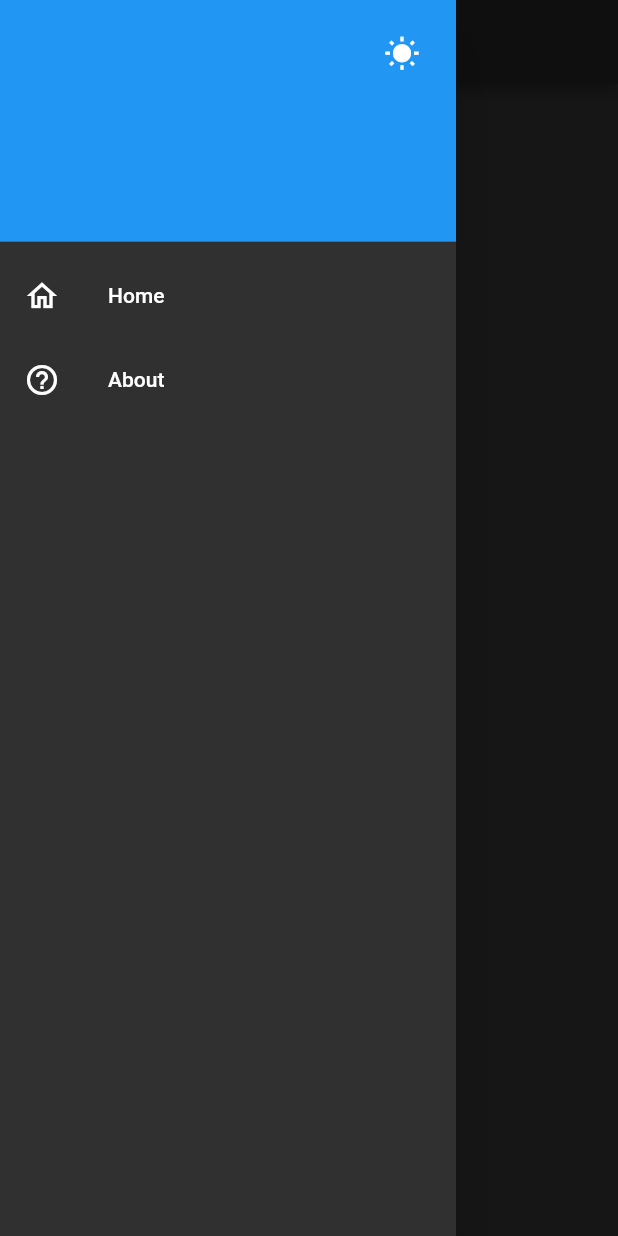
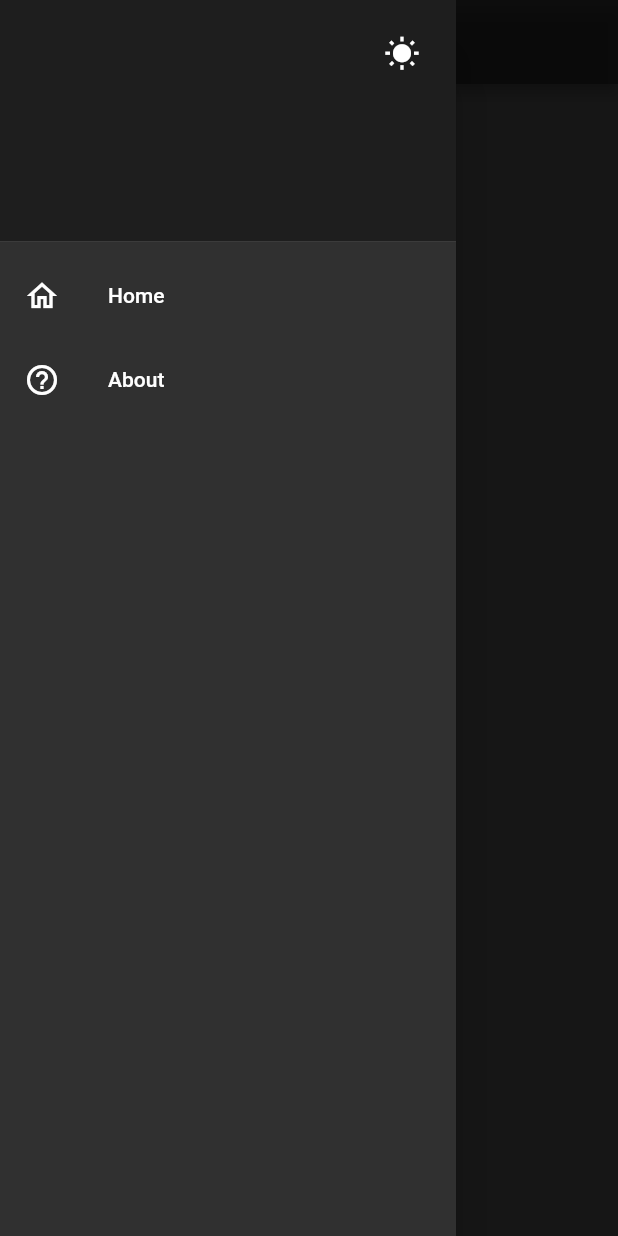
Before and after one commit to TusharSSurve/Flutter-Useful-Widgets-And-Plugins, a Flutter app: the screen it shows after launch, with the side drawer open, on a phone screen of 412 x 824 dp. Run offline on Flutter 3.47's test engine with Material 2 defaults, Android fonts, the phone set to English and light mode, and no system bars; our stand-ins replace flutter_speed_dial.

Commit message:
updated main

```diff
--- a/light_dark_theme/lib/main.dart
+++ b/light_dark_theme/lib/main.dart
@@ -36,6 +36,8 @@ class LightDark extends StatelessWidget {
     Color col = _themeChanger.isDark == true ? Colors.white : Colors.black;
     return Scaffold(
       appBar: AppBar(
+        backgroundColor:
+            _themeChanger.isDark == true ? Colors.black38 : Colors.white,
         centerTitle: true,
         title: Text(
           'Theme',
@@ -46,20 +48,27 @@ class LightDark extends StatelessWidget {
       drawer: Drawer(
         child: ListView(
           children: [
-            UserAccountsDrawerHeader(otherAccountsPictures: [
+            UserAccountsDrawerHeader(
+                decoration: BoxDecoration(
+                    color: _themeChanger.isDark == true
+                        ? Colors.black38
+                        : Colors.white),
+                otherAccountsPictures: [
                   IconButton(
                       icon: Icon(
                         _themeChanger.isDark == true
                             ? Icons.wb_sunny
                             : Icons.nights_stay_outlined,
-                    color: Colors.white,
+                        color: col,
                       ),
                       onPressed: () {
                         _themeChanger.isDark == true
                             ? _themeChanger.setTheme(ThemeData.light())
                             : _themeChanger.setTheme(ThemeData.dark());
                       })
-            ], accountName: Text(''), accountEmail: Text('')),
+                ],
+                accountName: Text(''),
+                accountEmail: Text('')),
             ListTile(
               leading: Icon(Icons.home_outlined),
               title: Text(
```
Lines whose indentation alone changed are shown as unchanged.
